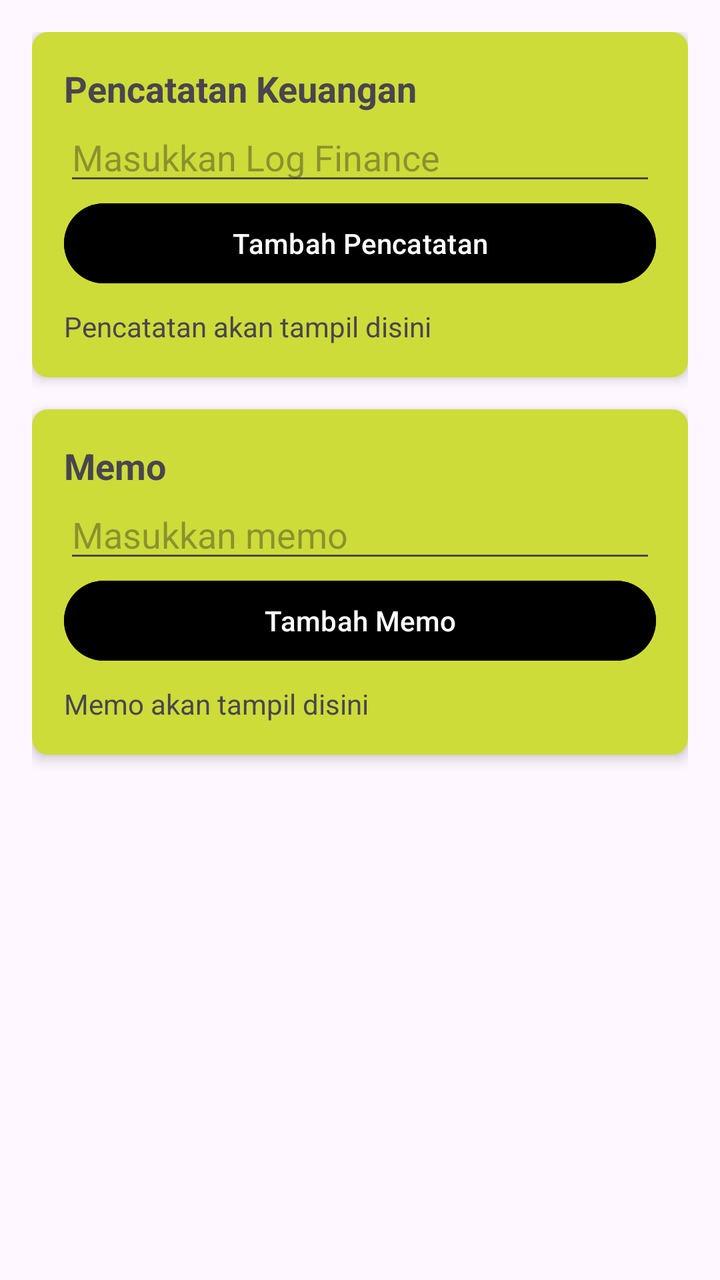
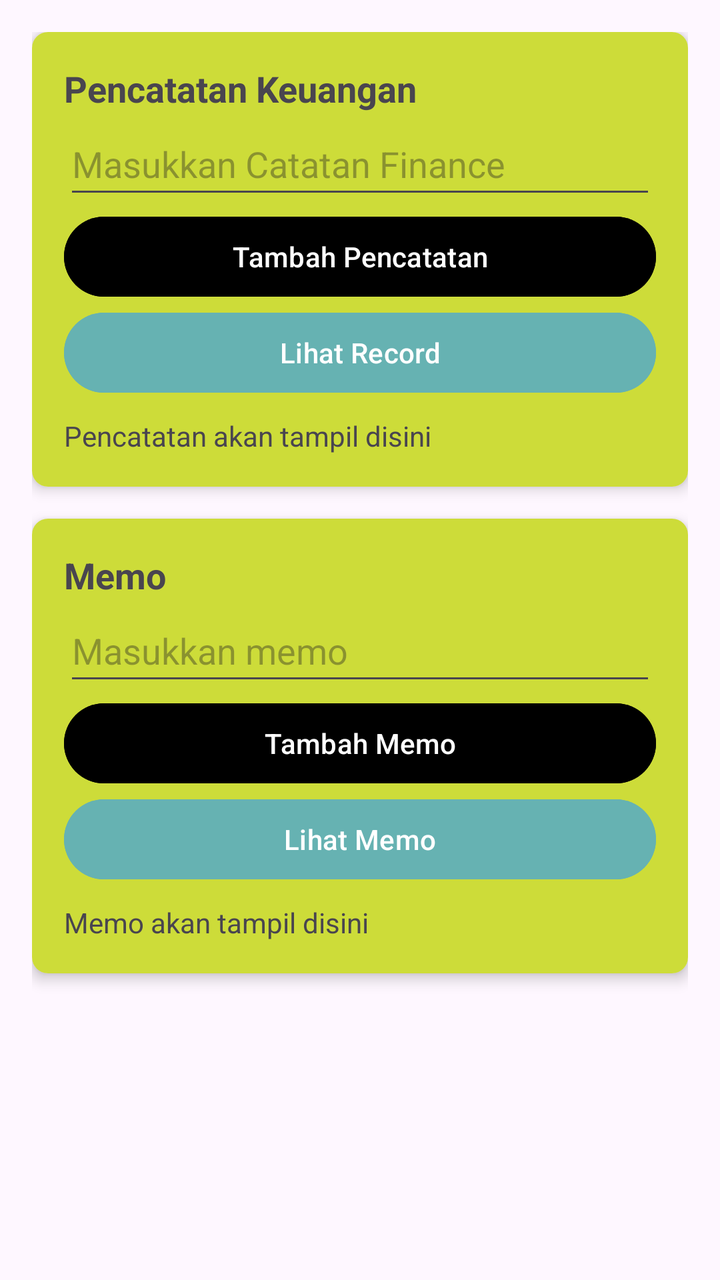

Compare the two renders of this Android layout. The source of the first and the diff that turns it into the second are given below.
<!-- AndroidManifest.xml: application theme Theme.Pemobdasar -->
<!-- res/layout/fragment_home.xml -->
<?xml version="1.0" encoding="utf-8"?>
<androidx.core.widget.NestedScrollView xmlns:android="http://schemas.android.com/apk/res/android"
    android:layout_width="match_parent"
    android:layout_height="match_parent"
    xmlns:app="http://schemas.android.com/apk/res-auto">

    <LinearLayout
        android:layout_width="match_parent"
        android:layout_height="wrap_content"
        android:orientation="vertical"
        android:padding="16dp">

        
        <androidx.cardview.widget.CardView
            android:layout_width="match_parent"
            android:layout_height="wrap_content"
            android:layout_marginBottom="16dp"
            app:cardCornerRadius="8dp"
            app:cardElevation="4dp">

            <LinearLayout
                android:layout_width="match_parent"
                android:layout_height="wrap_content"
                android:orientation="vertical"
                android:padding="16dp"
                android:background="#CDDC39">

                <TextView
                    android:layout_width="match_parent"
                    android:layout_height="wrap_content"
                    android:text="Pencatatan Keuangan"
                    android:textSize="18sp"
                    android:textStyle="bold" />

                

                <com.google.android.material.textfield.TextInputEditText
                    android:id="@+id/etFinancialRecord"
                    android:layout_width="match_parent"
                    android:layout_height="wrap_content"
                    android:hint="Masukkan Log Finance"
                    android:inputType="text" />

                <Button
                    android:id="@+id/btnAddFinancialRecord"
                    android:layout_width="match_parent"
                    android:layout_height="wrap_content"
                    android:text="Tambah Pencatatan"
                    android:backgroundTint="@color/black"/>

                
                <TextView
                    android:id="@+id/tvFinancialRecords"
                    android:layout_width="match_parent"
                    android:layout_height="wrap_content"
                    android:layout_marginTop="8dp"
                    android:text="Pencatatan akan tampil disini"
                    android:textSize="14sp" />
            </LinearLayout>
        </androidx.cardview.widget.CardView>

        
        <androidx.cardview.widget.CardView
            android:layout_width="match_parent"
            android:layout_height="wrap_content"
            android:layout_marginBottom="16dp"
            app:cardCornerRadius="8dp"
            app:cardElevation="4dp">

            <LinearLayout
                android:layout_width="match_parent"
                android:layout_height="wrap_content"
                android:orientation="vertical"
                android:padding="16dp"
                android:background="#CDDC39">

                <TextView
                    android:layout_width="match_parent"
                    android:layout_height="wrap_content"
                    android:text="Memo"
                    android:textSize="18sp"
                    android:textStyle="bold" />

                
                <com.google.android.material.textfield.TextInputEditText
                    android:id="@+id/etMemo"
                    android:layout_width="match_parent"
                    android:layout_height="wrap_content"
                    android:hint="Masukkan memo"
                    android:inputType="text" />

                <Button
                    android:id="@+id/btnAddMemo"
                    android:layout_width="match_parent"
                    android:layout_height="wrap_content"
                    android:text="Tambah Memo"
                    android:backgroundTint="@color/black"/>

                
                <TextView
                    android:id="@+id/tvMemo"
                    android:layout_width="match_parent"
                    android:layout_height="wrap_content"
                    android:layout_marginTop="8dp"
                    android:text="Memo akan tampil disini"
                    android:textSize="14sp" />
            </LinearLayout>
        </androidx.cardview.widget.CardView>

    </LinearLayout>
</androidx.core.widget.NestedScrollView>
<!-- resources referenced by this layout -->
<resources>
  <color name="black">#FF000000</color>
  <style name="Theme.Pemobdasar" parent="Base.Theme.Pemobdasar" />
  <style name="Base.Theme.Pemobdasar" parent="Theme.Material3.DayNight.NoActionBar">
          <item name="colorPrimary">@color/colorPrimary</item>
          <item name="colorPrimaryDark">@color/colorPrimaryDark</item>
          <item name="colorAccent">@color/colorAccent</item> 
          
      </style>
  <color name="colorPrimary">#dfe3ee</color>
  <color name="colorPrimaryDark">#3700B3</color>
  <color name="colorAccent">#6497b1</color>
</resources>

<!-- the commit's change to res/layout/fragment_home.xml (unified diff, before → after) -->
@@ -10,7 +10,6 @@
         android:orientation="vertical"
         android:padding="16dp">
 
-        
         <androidx.cardview.widget.CardView
             android:layout_width="match_parent"
             android:layout_height="wrap_content"
@@ -32,13 +31,11 @@
                     android:textSize="18sp"
                     android:textStyle="bold" />
 
-                
-
                 <com.google.android.material.textfield.TextInputEditText
                     android:id="@+id/etFinancialRecord"
                     android:layout_width="match_parent"
-                    android:layout_height="wrap_content"
-                    android:hint="Masukkan Log Finance"
+                    android:layout_height="48dp"
+                    android:hint="Masukkan Catatan Finance"
                     android:inputType="text" />
 
                 <Button
@@ -47,8 +44,13 @@
                     android:layout_height="wrap_content"
                     android:text="Tambah Pencatatan"
                     android:backgroundTint="@color/black"/>
+                <Button
+                    android:id="@+id/btnSeeFinancialRecord"
+                    android:layout_width="match_parent"
+                    android:layout_height="wrap_content"
+                    android:text="Lihat Record"
+                    android:backgroundTint="#66b2b2"/>
 
-                
                 <TextView
                     android:id="@+id/tvFinancialRecords"
                     android:layout_width="match_parent"
@@ -59,7 +61,6 @@
             </LinearLayout>
         </androidx.cardview.widget.CardView>
 
-        
         <androidx.cardview.widget.CardView
             android:layout_width="match_parent"
             android:layout_height="wrap_content"
@@ -81,11 +82,10 @@
                     android:textSize="18sp"
                     android:textStyle="bold" />
 
-                
                 <com.google.android.material.textfield.TextInputEditText
                     android:id="@+id/etMemo"
                     android:layout_width="match_parent"
-                    android:layout_height="wrap_content"
+                    android:layout_height="48dp"
                     android:hint="Masukkan memo"
                     android:inputType="text" />
 
@@ -96,7 +96,13 @@
                     android:text="Tambah Memo"
                     android:backgroundTint="@color/black"/>
 
-                
+                <Button
+                    android:id="@+id/btnSeeMemo"
+                    android:layout_width="match_parent"
+                    android:layout_height="wrap_content"
+                    android:text="Lihat Memo"
+                    android:backgroundTint="#66b2b2"/>
+
                 <TextView
                     android:id="@+id/tvMemo"
                     android:layout_width="match_parent"
